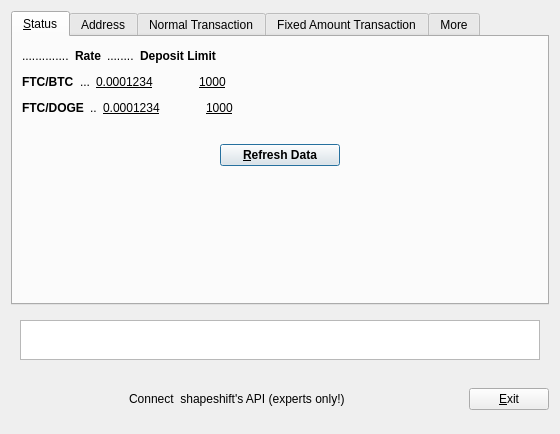
Above: src/qt/forms/shiftdialog.ui from FeatherCoin/Feathercoin before the change. Below: the same form after it.
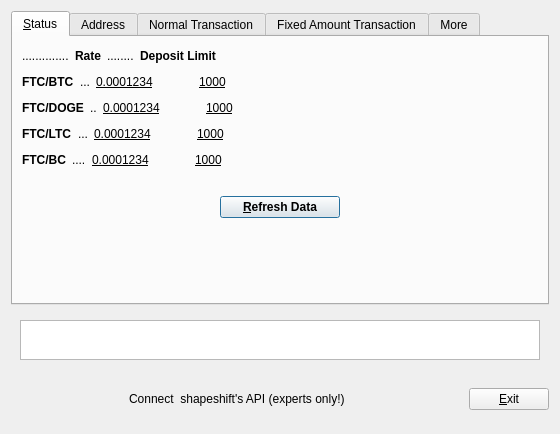
That is the form after the change. The open tabs and pages were chosen to show the change. Custom widgets are drawn as their Qt base class.

Patch:
```diff
--- a/src/qt/forms/shiftdialog.ui
+++ b/src/qt/forms/shiftdialog.ui
@@ -7,7 +7,7 @@
     <x>0</x>
     <y>0</y>
     <width>560</width>
-    <height>425</height>
+    <height>428</height>
    </rect>
   </property>
   <property name="windowTitle">
@@ -262,6 +262,160 @@
          </item>
         </layout>
        </item>
+       <item>
+        <layout class="QHBoxLayout" name="horizontalLayout">
+         <item>
+          <widget class="QLabel" name="label_36">
+           <property name="font">
+            <font>
+             <weight>75</weight>
+             <bold>true</bold>
+            </font>
+           </property>
+           <property name="text">
+            <string>FTC/LTC</string>
+           </property>
+          </widget>
+         </item>
+         <item>
+          <widget class="QLabel" name="label_37">
+           <property name="text">
+            <string>...</string>
+           </property>
+          </widget>
+         </item>
+         <item>
+          <widget class="QLabel" name="label_38">
+           <property name="font">
+            <font>
+             <underline>true</underline>
+            </font>
+           </property>
+           <property name="text">
+            <string>0.0001234</string>
+           </property>
+          </widget>
+         </item>
+         <item>
+          <spacer name="horizontalSpacer_8">
+           <property name="orientation">
+            <enum>Qt::Horizontal</enum>
+           </property>
+           <property name="sizeType">
+            <enum>QSizePolicy::Minimum</enum>
+           </property>
+           <property name="sizeHint" stdset="0">
+            <size>
+             <width>40</width>
+             <height>20</height>
+            </size>
+           </property>
+          </spacer>
+         </item>
+         <item>
+          <widget class="QLabel" name="label_39">
+           <property name="font">
+            <font>
+             <underline>true</underline>
+            </font>
+           </property>
+           <property name="text">
+            <string>1000</string>
+           </property>
+          </widget>
+         </item>
+         <item>
+          <spacer name="horizontalSpacer_7">
+           <property name="orientation">
+            <enum>Qt::Horizontal</enum>
+           </property>
+           <property name="sizeHint" stdset="0">
+            <size>
+             <width>40</width>
+             <height>20</height>
+            </size>
+           </property>
+          </spacer>
+         </item>
+        </layout>
+       </item>
+       <item>
+        <layout class="QHBoxLayout" name="horizontalLayout_2">
+         <item>
+          <widget class="QLabel" name="label_41">
+           <property name="font">
+            <font>
+             <weight>75</weight>
+             <bold>true</bold>
+            </font>
+           </property>
+           <property name="text">
+            <string>FTC/BC</string>
+           </property>
+          </widget>
+         </item>
+         <item>
+          <widget class="QLabel" name="label_40">
+           <property name="text">
+            <string>....</string>
+           </property>
+          </widget>
+         </item>
+         <item>
+          <widget class="QLabel" name="label_42">
+           <property name="font">
+            <font>
+             <underline>true</underline>
+            </font>
+           </property>
+           <property name="text">
+            <string>0.0001234</string>
+           </property>
+          </widget>
+         </item>
+         <item>
+          <spacer name="horizontalSpacer_10">
+           <property name="orientation">
+            <enum>Qt::Horizontal</enum>
+           </property>
+           <property name="sizeType">
+            <enum>QSizePolicy::Minimum</enum>
+           </property>
+           <property name="sizeHint" stdset="0">
+            <size>
+             <width>40</width>
+             <height>20</height>
+            </size>
+           </property>
+          </spacer>
+         </item>
+         <item>
+          <widget class="QLabel" name="label_43">
+           <property name="font">
+            <font>
+             <underline>true</underline>
+            </font>
+           </property>
+           <property name="text">
+            <string>1000</string>
+           </property>
+          </widget>
+         </item>
+         <item>
+          <spacer name="horizontalSpacer_9">
+           <property name="orientation">
+            <enum>Qt::Horizontal</enum>
+           </property>
+           <property name="sizeHint" stdset="0">
+            <size>
+             <width>40</width>
+             <height>20</height>
+            </size>
+           </property>
+          </spacer>
+         </item>
+        </layout>
+       </item>
        <item>
         <spacer name="horizontalSpacer_6">
          <property name="orientation">
```
Left out of the diff: 8 changed lines with no effect on the pictures.
